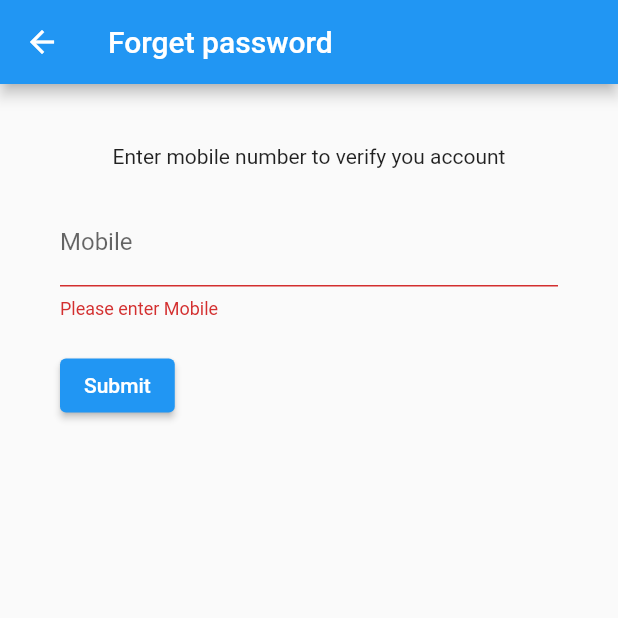
After one commit to nikhil-patil-adn/react, a Flutter app: the ForgetPassword screen opened directly, after a tap on "Submit", on a phone screen of 412 x 824 dp, the top half of it. The commit adds this screen. Run offline on Flutter 3.47's test engine with Material 2 defaults, Android fonts, the phone set to English and light mode, and no system bars; our stand-ins replace carousel_slider, date_field, firebase_core, firebase_messaging, flutter_local_notifications, readmore and 1 more; accounts and stored records are empty; network calls fail.

Commit message:
forget pasword

```diff
--- a/Desktop/flutter/fellowfarmer/lib/api/api.dart
+++ b/Desktop/flutter/fellowfarmer/lib/api/api.dart
@@ -5,6 +5,23 @@ import 'package:shared_preferences/shared_preferences.dart';
 class Api {
   var host = "http://192.168.2.107:8000";
   var tokennew = "8334d1d63c97cc583ac50fc034afaf5f57833251";
+
+  updatepasswordcustomer(mobile, password) async {
+    print(mobile);
+    print(password);
+    String token = tokennew;
+    String basicAuth = 'Token ' + token;
+    var url = host + "/api/customers/updatepassword/";
+    var response = await http.post(
+      Uri.parse(url),
+      headers: <String, String>{'authorization': basicAuth},
+      body:
+          jsonEncode(<String, String>{'mobile': mobile, 'password': password}),
+    );
+    List customers = json.decode(response.body);
+
+    return customers;
+  }
 
   fetchProductandsetcode(int code, qty) async {
     SharedPreferences prefs = await SharedPreferences.getInstance();
--- a/Desktop/flutter/fellowfarmer/lib/pages/customer_register.dart
+++ b/Desktop/flutter/fellowfarmer/lib/pages/customer_register.dart
@@ -33,7 +33,6 @@ class _CustomerRegisterState extends State<CustomerRegister> {
       }
     ];
     obj.registercustomer(custdata).then((value) {
-      print(value);
       ScaffoldMessenger.of(context).showSnackBar(
         SnackBar(
           content: const Text('Successfully register!!!'),
--- /dev/null
+++ b/Desktop/flutter/fellowfarmer/lib/pages/forget_password.dart
@@ -0,0 +1,76 @@
+import 'package:fellowfarmer/pages/otppop.dart';
+import 'package:flutter/material.dart';
+
+class ForgetPassword extends StatefulWidget {
+  @override
+  _ForgetPasswordState createState() => _ForgetPasswordState();
+}
+
+class _ForgetPasswordState extends State<ForgetPassword> {
+  final formKey = new GlobalKey<FormState>();
+  final mobilecontroller = TextEditingController();
+  Widget mobileField() {
+    return TextFormField(
+      autofocus: false,
+      decoration: InputDecoration(labelText: "Mobile"),
+      validator: (value) {
+        if (value == null || value.isEmpty) {
+          return 'Please enter Mobile';
+        }
+        return null;
+      },
+      controller: mobilecontroller,
+    );
+  }
+
+  @override
+  Widget build(BuildContext context) {
+    return Scaffold(
+      appBar: AppBar(
+        title: Text("Forget password"),
+      ),
+      body: Container(
+        padding: EdgeInsets.all(40.0),
+        child: Column(
+          children: [
+            Container(
+              child: Text("Enter mobile number to verify you account"),
+            ),
+            SizedBox(
+              height: 20,
+            ),
+            Form(
+                key: formKey,
+                child: Column(
+                  crossAxisAlignment: CrossAxisAlignment.start,
+                  children: [
+                    mobileField(),
+                    SizedBox(
+                      height: 20,
+                    ),
+                    ElevatedButton(
+                        onPressed: () {
+                          if (formKey.currentState!.validate()) {
+                            var custdata = [];
+                            var custdatalist = {
+                              'mobile': mobilecontroller.text,
+                            };
+                            custdata.add(custdatalist);
+                            showDialog(
+                                context: context,
+                                builder: (context) => NewCustomDialog(
+                                    title: "Enter OTP",
+                                    description: "asdasdasd",
+                                    buttontext: "change_password",
+                                    custdata: custdata));
+                          }
+                        },
+                        child: Text("Submit"))
+                  ],
+                )),
+          ],
+        ),
+      ),
+    );
+  }
+}
--- a/Desktop/flutter/fellowfarmer/lib/pages/login_page.dart
+++ b/Desktop/flutter/fellowfarmer/lib/pages/login_page.dart
@@ -1,4 +1,5 @@
 import 'package:fellowfarmer/api/api.dart';
+import 'package:fellowfarmer/pages/forget_password.dart';
 import 'package:flutter/material.dart';
 
 import '../main.dart';
@@ -71,7 +72,10 @@ class _LoginPageState extends State<LoginPage> {
                     primary: Colors.white,
                   ),
                   onPressed: () {
-                    //forgot password screen
+                    Navigator.push(
+                        context,
+                        MaterialPageRoute(
+                            builder: (context) => ForgetPassword()));
                   },
                   child: Text(
                     'Forgot Password',
```
Also changed, not shown: Desktop/flutter/fellowfarmer/lib/main.dart (+2 -58 lines), Desktop/flutter/fellowfarmer/lib/pages/change_password.dart (added, +132 -0 lines), Desktop/flutter/fellowfarmer/lib/pages/myaccount_page.dart (added, +73 -0 lines), Desktop/flutter/fellowfarmer/lib/pages/otppop.dart (+6 -3 lines).
